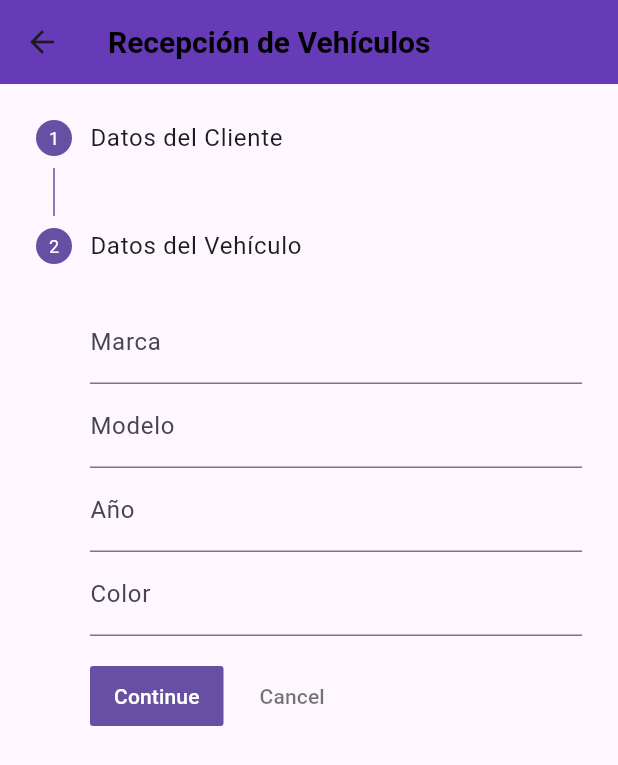
After one commit to jsanquintin/Utility, a Flutter app: the RecepcionVehiculosForm screen opened by its route, after a tap on "Continue", on a phone screen of 412 x 824 dp. The commit adds this screen. Shown: the top 765 px of the screen. Run offline on Flutter 3.47's test engine with Material 3 defaults, Android fonts, the phone set to English and light mode, and no system bars; our stand-ins replace firebase_auth, firebase_core; accounts and stored records are empty.

Commit message:
Se agrego el formulario de la recepcion

```diff
--- a/lib/config/menu_config.dart
+++ b/lib/config/menu_config.dart
@@ -34,5 +34,3 @@ final List<MenuItem> menuItems = [
     ],
   ),
 ];
-
-// Agrega las demás categorías con una estructura similar a la de 'Ventas'
--- a/lib/config/route_config.dart
+++ b/lib/config/route_config.dart
@@ -3,6 +3,9 @@ import '../views/home_view.dart';
 import '../views/login_view.dart';
 import '../views/welcome_view.dart';
 import '../views/auth_wrapper.dart';
+import '../views/recepcion_vehiculos_form_view.dart';
+
+
 
 class RouteConfig {
   static final routes = <String, WidgetBuilder>{
@@ -10,6 +13,6 @@ class RouteConfig {
     '/login': (context) => LoginView(), // Asegúrate de que esta línea esté presente
     '/welcome': (context) => const WelcomeView(),
     '/home': (context) => const HomeView(),
-    // Agrega más rutas según sea necesario
+    '/recepcionVehiculosForm': (context) => RecepcionVehiculosForm(),
   };
 }
--- a/lib/main.dart
+++ b/lib/main.dart
@@ -27,9 +27,9 @@ class MyApp extends StatelessWidget {
         title: 'Taller Automotriz',
         theme: ThemeData(
           primarySwatch: Colors.deepPurple, // Define el color principal
-          appBarTheme: AppBarTheme(
+          appBarTheme: const AppBarTheme(
             backgroundColor: Colors.deepPurple, // Color de fondo para AppBars
-            titleTextStyle: TextStyle(
+            titleTextStyle: const TextStyle(
               color: Colors.black,
               fontWeight: FontWeight.bold,
               fontSize: 20,
--- /dev/null
+++ b/lib/models/cliente.dart
@@ -0,0 +1,9 @@
+class Cliente {
+  String telefono;
+  String rnc_cedula;
+  String nombre;
+  String email;
+  String direccion;
+
+  Cliente({this.telefono = '', this.rnc_cedula = '', this.nombre = '', this.email = '', this.direccion = ''});
+}
--- a/lib/models/menu_item.dart
+++ b/lib/models/menu_item.dart
@@ -12,4 +12,6 @@ class MenuItem {
     required this.icon,
     this.routeName,
   });
+
+
 }
--- /dev/null
+++ b/lib/models/vehiculo.dart
@@ -0,0 +1,12 @@
+class Vehiculo {
+  String chasis;
+  String placa;
+  String marca;
+  String modelo;
+  String kilometraje_millas;
+  String color;
+  String tipo;
+  String ano;
+
+  Vehiculo({this.chasis = '', this.placa = '', this.marca = '', this.modelo = '', this.kilometraje_millas = '', this.color = '', this.tipo = '', this.ano = ''});
+}
--- a/lib/views/adaptive_menu.dart
+++ b/lib/views/adaptive_menu.dart
@@ -28,8 +28,10 @@ class AdaptiveMenu extends StatelessWidget {
                 leading: Icon(item.icon),
                 title: Text(item.title),
                 onTap: () {
-                  if (item.routeName != null) {
-                    Navigator.of(context).pop(); // Cierra el drawer
+                  Navigator.of(context).pop(); // Cierra el drawer
+                  if (item.title == "Recepción de Vehículos") {
+                    Navigator.of(context).pushNamed('/recepcionVehiculosForm');
+                  } else if (item.routeName != null) {
                     Navigator.of(context).pushNamed(item.routeName!);
                   }
                 },
--- /dev/null
+++ b/lib/views/recepcion_vehiculos_form_view.dart
@@ -0,0 +1,105 @@
+import 'package:flutter/material.dart';
+import '../models/cliente.dart';
+import '../models/vehiculo.dart';
+
+
+class RecepcionVehiculosForm extends StatefulWidget {
+  @override
+  _RecepcionVehiculosFormState createState() => _RecepcionVehiculosFormState();
+}
+
+class _RecepcionVehiculosFormState extends State<RecepcionVehiculosForm> {
+  int _currentStep = 0;
+  Cliente cliente = Cliente();
+  Vehiculo vehiculo = Vehiculo();
+
+  @override
+  Widget build(BuildContext context) {
+    return Scaffold(
+      appBar: AppBar(
+        title: Text('Recepción de Vehículos'),
+      ),
+      body: Stepper(
+        currentStep: _currentStep,
+        onStepContinue: _nextStep,
+        onStepCancel: _prevStep,
+        steps: _buildSteps(),
+      ),
+    );
+  }
+
+
+  List<Step> _buildSteps() {
+    return [
+      Step(
+        title: const Text('Datos del Cliente'),
+        content: Column(
+          children: <Widget>[
+            TextFormField(
+              decoration: const InputDecoration(labelText: 'Nombre'),
+              onChanged: (value) => cliente.nombre = value,
+            ),
+            TextFormField(
+              decoration: const InputDecoration(labelText: 'Rnc o Cedula'),
+              onChanged: (value) => cliente.rnc_cedula = value,
+            ),
+            TextFormField(
+              decoration: const InputDecoration(labelText: 'Número de Teléfono'),
+              onChanged: (value) => cliente.telefono = value,
+            ),
+            TextFormField(
+              decoration: const InputDecoration(labelText: 'Dirección'),
+              onChanged: (value) => cliente.direccion = value,
+            ),
+            // Agrega aquí más campos si necesitas
+          ],
+        ),
+        isActive: _currentStep >= 0,
+      ),
+      Step(
+        title: const Text('Datos del Vehículo'),
+        content: Column(
+          children: <Widget>[
+            TextFormField(
+              decoration: const InputDecoration(labelText: 'Marca'),
+              onChanged: (value) => vehiculo.marca = value,
+            ),
+            TextFormField(
+              decoration: const InputDecoration(labelText: 'Modelo'),
+              onChanged: (value) => vehiculo.modelo = value,
+            ),
+            TextFormField(
+              decoration: const InputDecoration(labelText: 'Año'),
+              onChanged: (value) => vehiculo.ano = value,
+            ),
+            TextFormField(
+              decoration: const InputDecoration(labelText: 'Color'),
+              onChanged: (value) => vehiculo.color = value,
+            ),
+            // Agrega aquí más campos si necesitas
+          ],
+        ),
+        isActive: _currentStep >= 1,
+      ),
+      // Puedes agregar más pasos aquí si hay más categorías de información
+    ];
+  }
+
+  void _nextStep() {
+    if (_currentStep < _buildSteps().length - 1) {
+      setState(() {
+        _currentStep++;
+      });
+    } else {
+      // Aquí podrías añadir lógica para manejar el envío del formulario
+    }
+  }
+
+  void _prevStep() {
+    if (_currentStep > 0) {
+      setState(() {
+        _currentStep--;
+      });
+    }
+  }
+}
```
